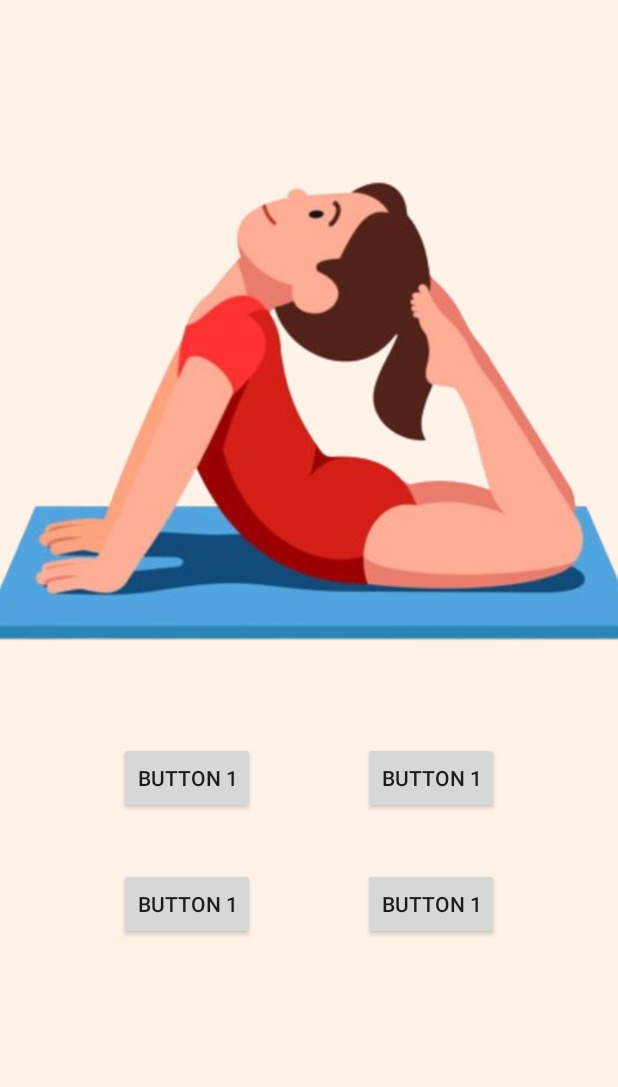
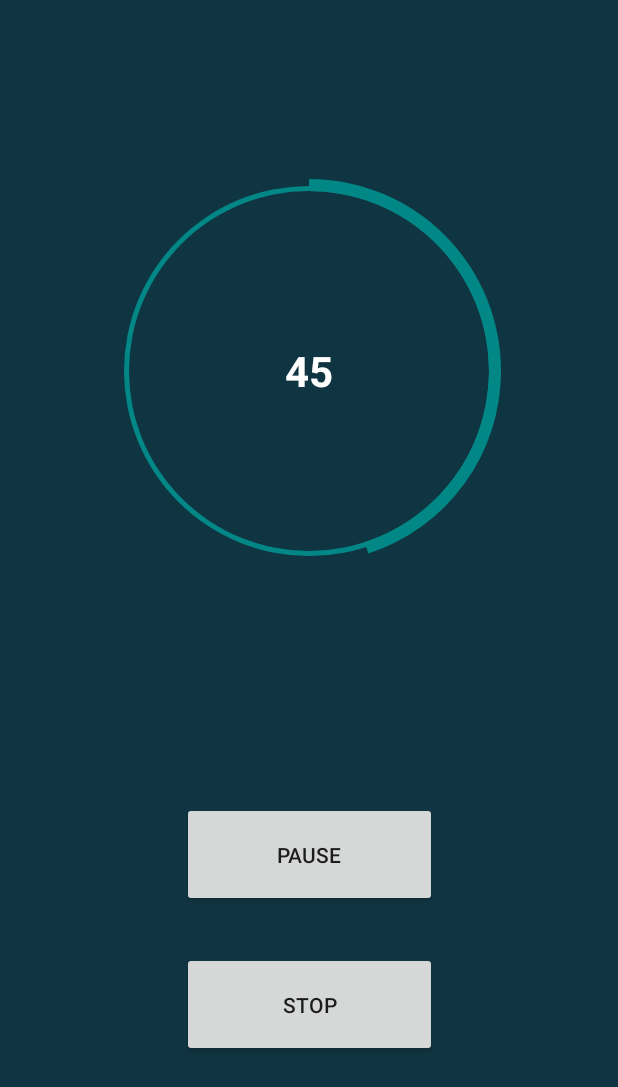
Before and after one commit to premptk/BreathEase, an Android app built with Jetpack Compose: the screen it shows after launch (MainActivity), on a phone screen of 412 x 824 dp. Shown: the top 1087 px of the screen. Run offline under Robolectric (Android 15) with nearby library versions, the light colour scheme and no system bars.

Commit message:
Timer Page: added timer and buttons

```diff
--- a/app/src/main/java/com/example/breatheasegit/MainActivity.kt
+++ b/app/src/main/java/com/example/breatheasegit/MainActivity.kt
@@ -1,11 +1,37 @@
 package com.example.breatheasegit
 
 import android.os.Bundle
+import android.os.Handler
+import android.os.Looper
+import android.widget.ProgressBar
+import android.widget.TextView
 import androidx.appcompat.app.AppCompatActivity
 
 class MainActivity : AppCompatActivity() {
+
+    private lateinit var progressBar: ProgressBar
+    private lateinit var progressText: TextView
+    private var i = 0
+
     override fun onCreate(savedInstanceState: Bundle?) {
         super.onCreate(savedInstanceState)
-        setContentView(R.layout.home_layout);
+        setContentView(R.layout.breathing_page)
+
+        progressBar = findViewById(R.id.progress_bar)
+        progressText = findViewById(R.id.progress_text)
+
+        val handler = Handler(Looper.getMainLooper())
+        handler.postDelayed(object : Runnable {
+            override fun run() {
+                if (i <= 100) {
+                    progressText.text = "$i"
+                    progressBar.progress = i
+                    i++
+                    handler.postDelayed(this, 200)
+                } else {
+                    handler.removeCallbacks(this)
+                }
+            }
+        }, 200)
     }
 }
--- /dev/null
+++ b/app/src/main/res/drawable/circle_shape.xml
@@ -0,0 +1,10 @@
+<?xml version="1.0" encoding="utf-8"?>
+<shape xmlns:android="http://schemas.android.com/apk/res/android"
+    android:shape="ring"
+    android:innerRadiusRatio="2.5"
+    android:thickness="3dp"
+    android:useLevel="false"
+    >
+    <solid
+        android:color="@color/teal_700"/>
+</shape>
--- /dev/null
+++ b/app/src/main/res/drawable/progress_bar.xml
@@ -0,0 +1,19 @@
+<?xml version="1.0" encoding="utf-8"?>
+<rotate xmlns:android="http://schemas.android.com/apk/res/android"
+    android:fromDegrees="270"
+    android:toDegrees="270">
+    <shape
+        android:innerRadiusRatio="2.5"
+        android:shape="ring"
+        android:thickness="8dp"
+        android:useLevel="true">
+
+        <gradient
+            android:angle="0"
+            android:endColor="@color/teal_700"
+            android:startColor="@color/teal_700"
+            android:type="sweep"
+            android:useLevel="false"
+            />
+    </shape>
+</rotate>
--- /dev/null
+++ b/app/src/main/res/layout/breathing_page.xml
@@ -0,0 +1,70 @@
+<?xml version="1.0" encoding="utf-8"?>
+<androidx.constraintlayout.widget.ConstraintLayout xmlns:android="http://schemas.android.com/apk/res/android"
+    xmlns:app="http://schemas.android.com/apk/res-auto"
+    android:layout_width="match_parent"
+    android:layout_height="match_parent"
+    android:background="#103542">
+
+
+    <androidx.constraintlayout.widget.Guideline
+        android:id="@+id/guideline_horizontal_half"
+        android:layout_width="0dp"
+        android:layout_height="0dp"
+        android:orientation="horizontal"
+        app:layout_constraintGuide_percent="0.6" />
+
+    <RelativeLayout
+        android:id="@+id/progree_layout"
+        android:layout_width="300dp"
+        android:layout_height="300dp"
+        app:layout_constraintStart_toStartOf="parent"
+        app:layout_constraintEnd_toEndOf="parent"
+        app:layout_constraintTop_toTopOf="parent"
+        app:layout_constraintBottom_toTopOf="@id/guideline_horizontal_half"
+        app:layout_constraintVertical_bias="0.5">
+        <ProgressBar
+            android:id="@+id/progress_bar"
+            style="@style/Widget.AppCompat.ProgressBar.Horizontal"
+            android:background="@drawable/circle_shape"
+            android:layout_width="match_parent"
+            android:progressDrawable="@drawable/progress_bar"
+            android:indeterminate="false"
+            android:textAlignment="center"
+            android:layout_height="match_parent"/>
+
+        <TextView
+            android:id="@+id/progress_text"
+            android:layout_width="wrap_content"
+            android:layout_height="wrap_content"
+            android:layout_alignParentLeft="true"
+            android:layout_alignParentRight="true"
+            android:layout_centerVertical="true"
+            android:gravity="center"
+            android:text="Hello"
+            android:textColor="@color/white"
+            android:textSize="28sp"
+            android:textStyle="bold"/>
+
+    </RelativeLayout>
+
+    <Button
+        android:id="@+id/button1"
+        android:layout_width="170dp"
+        android:layout_height="70dp"
+        android:text="Pause"
+        android:layout_marginTop="40dp"
+        app:layout_constraintEnd_toEndOf="parent"
+        app:layout_constraintStart_toStartOf="parent"
+        app:layout_constraintTop_toBottomOf="@id/guideline_horizontal_half" />
+
+    <Button
+        android:id="@+id/button2"
+        android:layout_width="170dp"
+        android:layout_height="70dp"
+        android:text="Stop"
+        android:layout_marginTop="30dp"
+        app:layout_constraintEnd_toEndOf="parent"
+        app:layout_constraintStart_toStartOf="parent"
+        app:layout_constraintTop_toBottomOf="@id/button1" />
+
+</androidx.constraintlayout.widget.ConstraintLayout>
--- a/app/src/main/res/layout/home_layout.xml
+++ b/app/src/main/res/layout/home_layout.xml
@@ -35,42 +35,42 @@
 
     <Button
         android:id="@+id/button1"
-        android:layout_width="wrap_content"
-        android:layout_height="wrap_content"
+        android:layout_width="100dp"
+        android:layout_height="70dp"
         android:layout_marginRight="36dp"
-        android:text="Button 1"
+        android:text="Stress"
         app:layout_constraintHorizontal_bias="0.37"
         app:layout_constraintRight_toLeftOf="@id/guideline_vertical_half"
         app:layout_constraintTop_toBottomOf="@id/guideline_horizontal_half" />
 
     <Button
         android:id="@+id/button2"
-        android:layout_width="wrap_content"
-        android:layout_height="wrap_content"
+        android:layout_width="100dp"
+        android:layout_height="70dp"
         android:layout_marginLeft="36dp"
-        android:text="Button 1"
+        android:text="Anxiety"
         app:layout_constraintHorizontal_bias="0.37"
         app:layout_constraintLeft_toRightOf="@id/guideline_vertical_half"
         app:layout_constraintTop_toBottomOf="@id/guideline_horizontal_half" />
 
     <Button
         android:id="@+id/button3"
-        android:layout_width="wrap_content"
-        android:layout_height="wrap_content"
+        android:layout_width="100dp"
+        android:layout_height="70dp"
         android:layout_marginTop="36dp"
         android:layout_marginRight="36dp"
-        android:text="Button 1"
+        android:text="Relax"
         app:layout_constraintHorizontal_bias="0.37"
         app:layout_constraintRight_toLeftOf="@id/guideline_vertical_half"
         app:layout_constraintTop_toBottomOf="@id/button1" />
 
     <Button
         android:id="@+id/button4"
-        android:layout_width="wrap_content"
-        android:layout_height="wrap_content"
+        android:layout_width="100dp"
+        android:layout_height="70dp"
         android:layout_marginTop="36dp"
         android:layout_marginLeft="36dp"
-        android:text="Button 1"
+        android:text="Exercise"
         app:layout_constraintHorizontal_bias="0.37"
         app:layout_constraintLeft_toRightOf="@id/guideline_vertical_half"
         app:layout_constraintTop_toBottomOf="@id/button2" />
```
